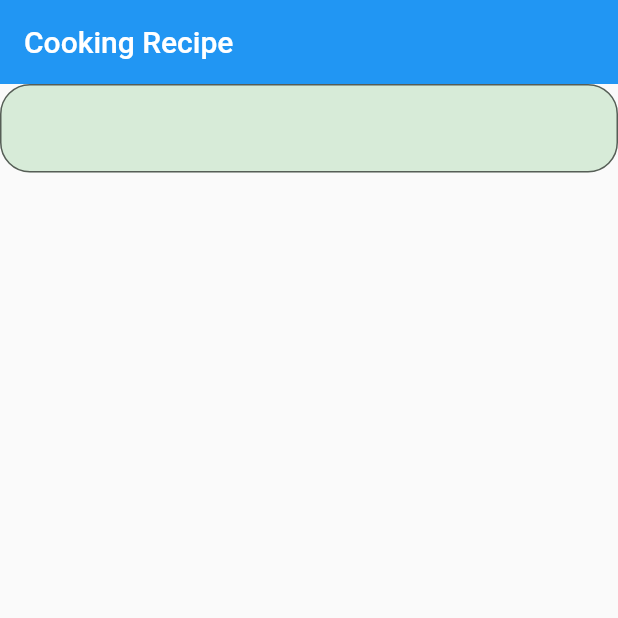
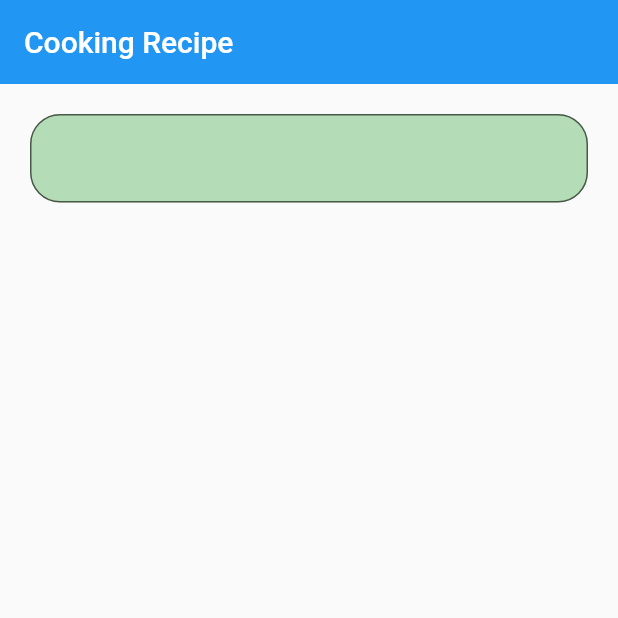
Before and after one commit to 3li-3bdullah/Cooking-Recipe, a Flutter app: the screen it shows after launch, on a phone screen of 412 x 824 dp, the top half of it. Run offline on Flutter 3.47's test engine with Material 2 defaults, Android fonts, the light colour scheme and no system bars.

Commit message:
Wrap the column with container and changed the opacity value

```diff
--- a/cooking_recipe/lib/view/home.dart
+++ b/cooking_recipe/lib/view/home.dart
@@ -10,13 +10,16 @@ class Home extends StatelessWidget {
           elevation: 0,
       title: const Text('Cooking Recipe'),
     ),
-    body: Column(children:[
-      TextField(decoration: InputDecoration(
-        border : OutlineInputBorder(borderRadius: BorderRadius.circular(20)),
-        filled: true,
-        fillColor: Colors.green.withOpacity(0.2),
-      ),)
-    ])
+    body: Container(
+      margin: const EdgeInsets.symmetric(horizontal:20,vertical:20),
+      child: Column(children:[
+        TextField(decoration: InputDecoration(
+          border : OutlineInputBorder(borderRadius: BorderRadius.circular(20)),
+          filled: true,
+          fillColor: Colors.green.withOpacity(0.4),
+        ),)
+      ]),
+    )
     );
   }
 }
```
